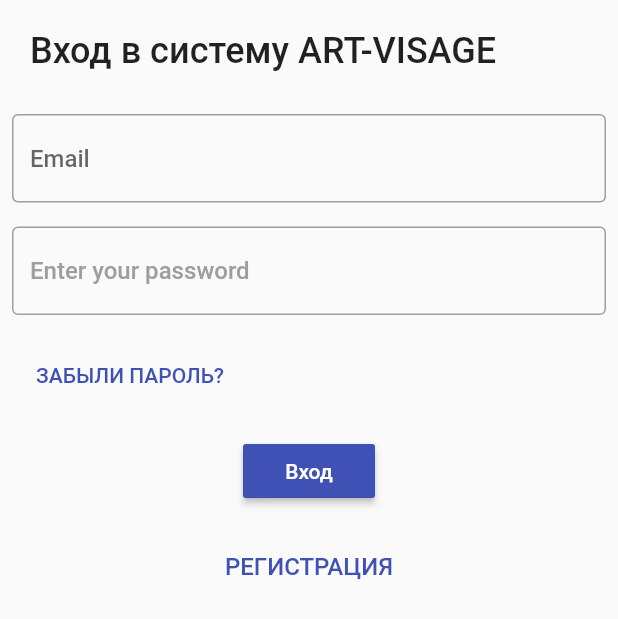
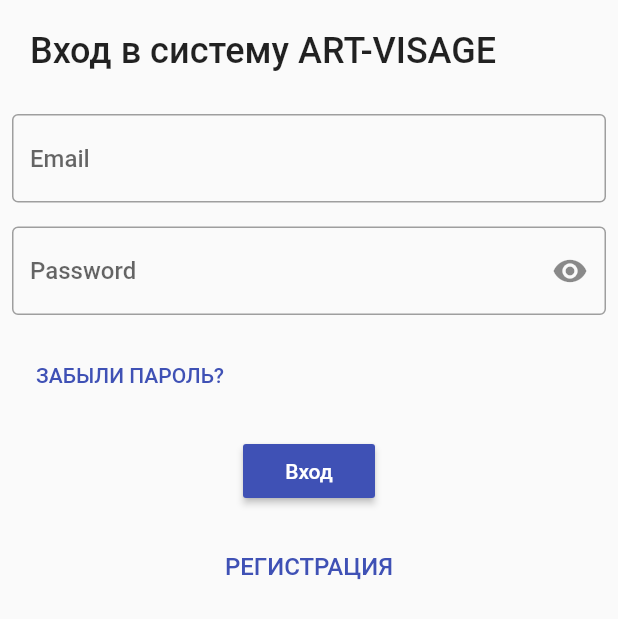
Before and after one commit to petyaas/eclipse_cosmetic, a Flutter app: the screen it shows after launch, after a tap on "Login", on a phone screen of 412 x 824 dp. Shown: the top 619 px of the screen. Run offline on Flutter 3.47's test engine with Material 2 defaults, Android fonts, the phone set to English and light mode, and no system bars; our stand-ins replace email_validator.

```diff
--- a/lib/pages/login.dart
+++ b/lib/pages/login.dart
@@ -1,3 +1,4 @@
+import 'package:eclipse_cosmetic/widgets/input_text.dart';
 import 'package:flutter/material.dart';
 //import 'package:flutter/services.dart';
 import 'package:eclipse_cosmetic/services/emailcheck.dart';
@@ -14,7 +15,15 @@ class Login extends StatelessWidget {
   }
 }
 
-class Loginpage1 extends StatelessWidget {
+class Loginpage1 extends StatefulWidget {
+  @override
+  _Loginpage1State createState() => _Loginpage1State();
+}
+
+class _Loginpage1State extends State<Loginpage1> {
+  TextEditingController _emailController = TextEditingController();
+  TextEditingController _passwordController = TextEditingController();
+  bool _obscurePassword = true;
   @override
   Widget build(BuildContext context) {
     return SafeArea(
@@ -33,63 +42,28 @@ class Loginpage1 extends StatelessWidget {
             ),
             Padding(
               padding: const EdgeInsets.all(8.0),
-              child: TextFormField(
-//                  obscureText: true,
-                textAlign: TextAlign.start,
-                keyboardType: TextInputType.name,
-                decoration: InputDecoration(
-                  hintText: 'Email',
-                  hintStyle: TextStyle(color: Color(0X99000000)),
-                  border: OutlineInputBorder(
-                    gapPadding: 30,
-                    //                  borderRadius: BorderRadius.circular(30),
-                    borderSide: BorderSide(color: Colors.grey, width: 5.0),
-                  ),
-                  enabledBorder: OutlineInputBorder(
-                    //                    borderRadius: BorderRadius.circular(30),
-                    borderSide: BorderSide(color: Colors.grey),
-                  ),
-                  errorBorder: OutlineInputBorder(
-//                      borderRadius: BorderRadius.circular(30),
-                    borderSide: BorderSide(color: Colors.red),
-                  ),
-                  errorText: context.watch<Logstat>().geterorruser(),
-                ),
-                textInputAction: TextInputAction.next,
-//      onSaved: emailvalue=>context.watch<Emailcheck>().get
-//              focusNode: _tokenFocusNode,
-                onChanged: (value){
-                  context.read<Logstat>().changelogin(value);
-                },
-              ),
+              child: InputText(
+                hint: 'Email',
+                controller: _emailController,
+              )
             ),
             Padding(
               padding: const EdgeInsets.all(8.0),
-              child: TextFormField(
-                obscureText: true,
-                textAlign: TextAlign.start,
-                keyboardType: TextInputType.name,
-                decoration: InputDecoration(
-                  hintText: 'Enter your password',
-                  hintStyle: TextStyle(color: Colors.grey),
-                  border: OutlineInputBorder(
-                    gapPadding: 30,
-                    borderSide: BorderSide(color: Colors.grey, width: 5.0),
+              child: InputText(
+                hint: 'Password',
+                controller: _passwordController,
+                obscure: _obscurePassword,
+                actionWidget: IconButton(
+                  icon: Icon(_obscurePassword
+                    ?Icons.remove_red_eye
+                    :Icons.remove_red_eye_outlined
                   ),
-                  enabledBorder: OutlineInputBorder(
-                    borderSide: BorderSide(color: Colors.grey),
-                  ),
-                  errorBorder: OutlineInputBorder(
-                    borderSide: BorderSide(color: Colors.red),
-                  ),
-                  errorText: context.watch<Logstat>().geterorrpass(),
+                  onPressed: (){
+                    setState(() {
+                      _obscurePassword=!_obscurePassword;
+                    });
+                  },
                 ),
-                textInputAction: TextInputAction.next,
-                onSaved: (value) {
-                },
-                onChanged: (String value) {
-                  context.read<Logstat>().changpass(value);
-                },
               ),
             ),
             Padding(
--- a/lib/widgets/emailtextfield.dart
+++ b/lib/widgets/input_text.dart
@@ -2,23 +2,30 @@
 import 'package:flutter/material.dart';
 
 
-class EmailTextField extends StatelessWidget {
-  final String hinttext;
-  final String errortext;
-  Function emailvalue;
+class InputText extends StatelessWidget {
+  final String hint;
+  //final String errortext;
+  final TextEditingController controller;
+  final bool obscure;
+  final Widget actionWidget;
 
-   EmailTextField({Key key, this.hinttext, this.emailvalue, this.errortext}) : super(key: key);
+  const InputText({Key key, this.hint, this.controller, this.obscure=false, this.actionWidget}) : super(key: key);
   @override
   Widget build(BuildContext context) {
-    return TextFormField(
-//                  obscureText: true,
+    return TextField(
+      controller: controller,
+      obscureText: obscure,
       textAlign: TextAlign.start,
       keyboardType: TextInputType.name,
+
       decoration: InputDecoration(
-        hintText: hinttext,
+        suffixIcon: actionWidget ?? null,
+        labelText: hint,
+        alignLabelWithHint: true,
+        //hintText: hint,
         hintStyle: TextStyle(color: Color(0X99000000)),
         border: OutlineInputBorder(
-          gapPadding: 30,
+          //gapPadding: 30,
           //                  borderRadius: BorderRadius.circular(30),
           borderSide: BorderSide(color: Colors.grey, width: 5.0),
         ),
@@ -30,12 +37,13 @@ class EmailTextField extends StatelessWidget {
 //                      borderRadius: BorderRadius.circular(30),
           borderSide: BorderSide(color: Colors.red),
         ),
-        errorText: errortext,
+        //errorText: errortext,
       ),
+
       textInputAction: TextInputAction.next,
 //      onSaved: emailvalue=>context.watch<Emailcheck>().get
 //              focusNode: _tokenFocusNode,
-      onChanged: emailvalue,
+      //onChanged: emailvalue,
     );
 
 
```
